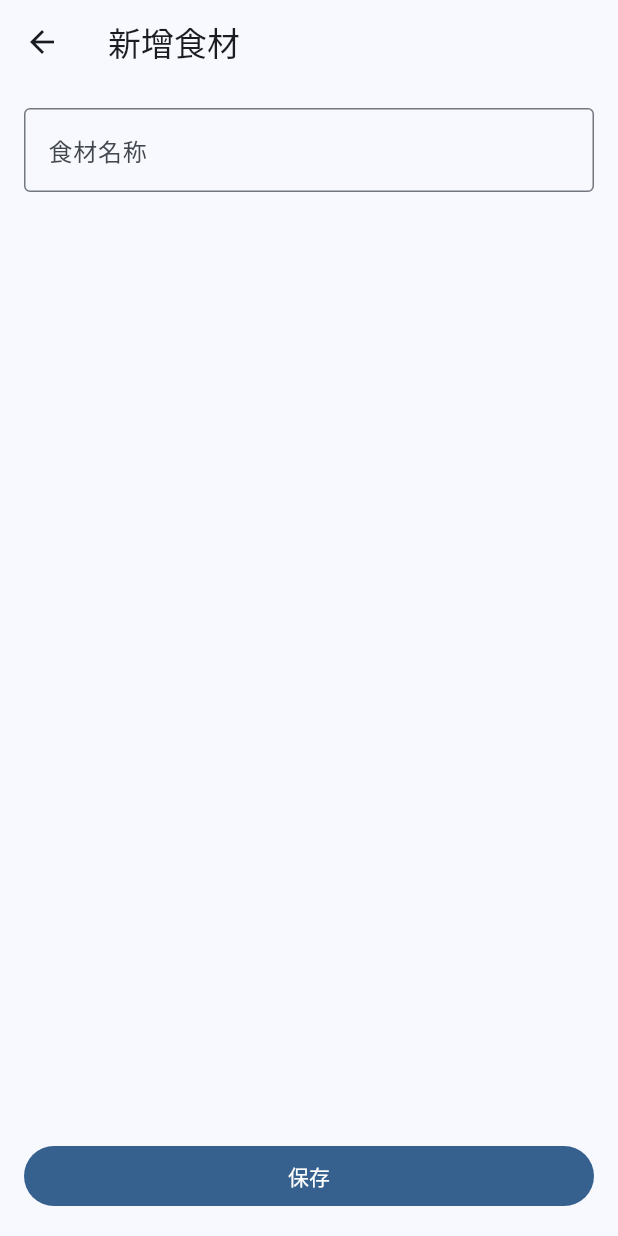
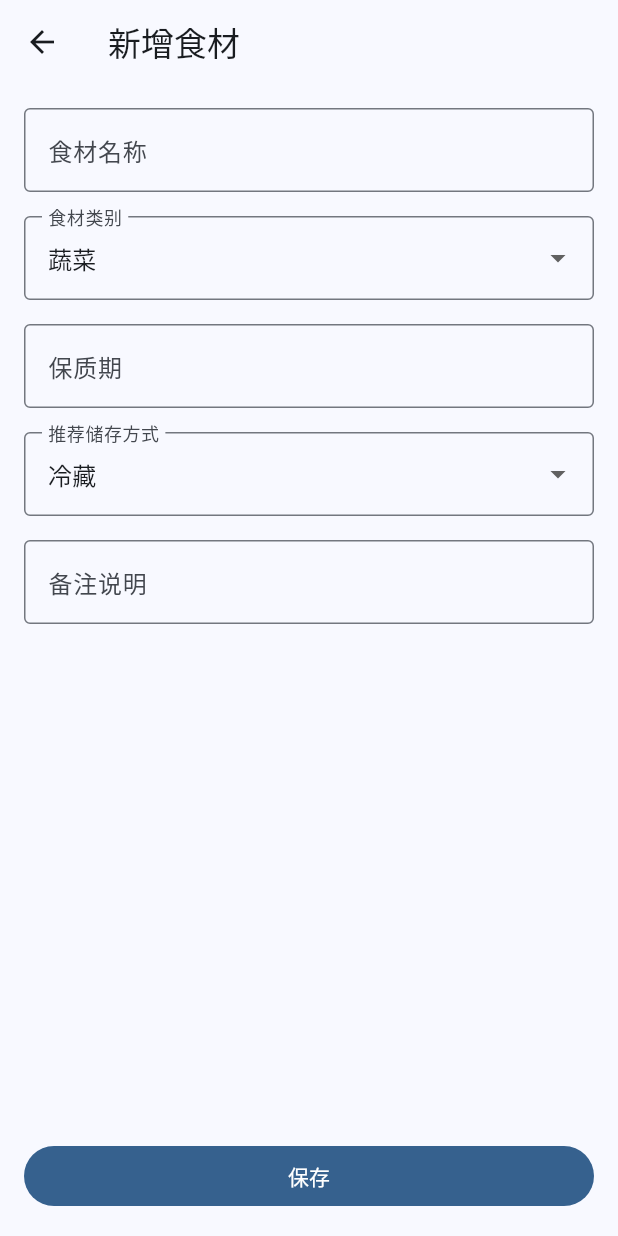
Before and after one commit to VamoBao/cook_random, a Flutter app: the IngredientDetail screen opened directly, on a phone screen of 412 x 824 dp. Run offline on Flutter 3.47's test engine with Material 3 defaults, Android fonts, the phone set to English and light mode, and no system bars; our stand-ins replace sqflite; accounts and stored records are empty.

Commit message:
feat:新增食材相关页面

```diff
--- a/lib/common/Global.dart
+++ b/lib/common/Global.dart
@@ -35,8 +35,8 @@ class Global {
   ///初始化食材数据库
   static _ingredientsInit() async {
     var databasePath = await getDatabasesPath();
-    String dbvPath = p.join(databasePath, 'vegetable.db');
-    await deleteDatabase(dbvPath);
+    // String dbvPath = p.join(databasePath, 'vegetable.db');
+    // await deleteDatabase(dbvPath);
     String dbPath = p.join(databasePath, 'ingredients.db');
     ingredientsDatabase = await openDatabase(
       dbPath,
@@ -61,7 +61,6 @@ class Global {
   static _inventoryInit() async {
     var databasePath = await getDatabasesPath();
     String dbPath = p.join(databasePath, 'inventory.db');
-    await deleteDatabase(dbPath);
     inventoryDatabase = await openDatabase(
       dbPath,
       version: 1,
--- a/lib/model/Ingredient.dart
+++ b/lib/model/Ingredient.dart
@@ -1,26 +1,34 @@
 enum IngredientType {
   ///蔬菜
-  vegetable,
+  vegetable('蔬菜'),
 
   ///调味品
-  condiment,
+  condiment('调味品'),
 
   ///肉类
-  meat,
+  meat('肉类'),
 
   ///水果
-  fruit,
+  fruit('水果');
+
+  final String label;
+
+  const IngredientType(this.label);
 }
 
 enum StorageWay {
   ///冷藏
-  refrigerate,
+  refrigerate('冷藏'),
 
   ///冷冻
-  freezing,
+  freezing('冷冻'),
 
   ///常温储存
-  normal,
+  normal('常温保存');
+
+  final String label;
+
+  const StorageWay(this.label);
 }
 
 class Ingredient {
--- a/lib/pages/ingredients/ingredient_detail.dart
+++ b/lib/pages/ingredients/ingredient_detail.dart
@@ -1,5 +1,6 @@
 import 'package:cook_random/model/Ingredient.dart';
 import 'package:flutter/material.dart';
+import 'package:flutter/services.dart';
 
 class IngredientDetail extends StatefulWidget {
   const IngredientDetail({this.ingredient, super.key});
@@ -13,6 +14,10 @@ class IngredientDetail extends StatefulWidget {
 class _IngredientDetailState extends State<IngredientDetail> {
   final GlobalKey _form = GlobalKey<FormState>();
   final TextEditingController _nameController = TextEditingController();
+  final TextEditingController _shelfLifeController = TextEditingController();
+  final TextEditingController _remarkController = TextEditingController();
+  IngredientType _type = IngredientType.vegetable;
+  StorageWay _way = StorageWay.refrigerate;
 
   @override
   void initState() {
@@ -32,11 +37,12 @@ class _IngredientDetailState extends State<IngredientDetail> {
         key: _form,
         autovalidateMode: AutovalidateMode.onUserInteraction,
         child: Padding(
-          padding: EdgeInsets.all(16.0),
+          padding: const EdgeInsets.all(16.0),
           child: Column(
             children: [
               Expanded(
                 flex: 1,
+                child: SingleChildScrollView(
                   child: Column(
                     children: [
                       TextFormField(
@@ -46,8 +52,73 @@ class _IngredientDetailState extends State<IngredientDetail> {
                           hintText: '请输入食材名称',
                         ),
                         validator: (v) => v!.trim().isEmpty ? '食材名称不能为空' : null,
-                    )
+                      ),
+                      const SizedBox(height: 16.0),
+                      DropdownButtonFormField(
+                        value: _type,
+                        items: IngredientType.values
+                            .map((e) => DropdownMenuItem(
+                                value: e, child: Text(e.label)))
+                            .toList(),
+                        onChanged: (v) {
+                          setState(() {
+                            _type = v!;
+                          });
+                        },
+                        decoration: const InputDecoration(
+                          label: Text('食材类别'),
+                          hintText: '请选择食材类别',
+                        ),
+                      ),
+                      const SizedBox(height: 16.0),
+                      TextFormField(
+                        controller: _shelfLifeController,
+                        keyboardType: TextInputType.number,
+                        inputFormatters: [
+                          FilteringTextInputFormatter.digitsOnly
                         ],
+                        decoration: const InputDecoration(
+                          label: Text('保质期'),
+                          hintText: '请输入保质期',
+                        ),
+                        validator: (v) {
+                          int? value = int.tryParse(v!.trim());
+                          if (value != null) {
+                            return value > 0 ? null : '请输入正确的保质期天数';
+                          } else {
+                            return '必须输入整数';
+                          }
+                        },
+                      ),
+                      const SizedBox(height: 16.0),
+                      DropdownButtonFormField(
+                        value: _way,
+                        items: StorageWay.values
+                            .map((e) => DropdownMenuItem(
+                                value: e, child: Text(e.label)))
+                            .toList(),
+                        onChanged: (v) {
+                          setState(() {
+                            _way = v!;
+                          });
+                        },
+                        decoration: const InputDecoration(
+                          label: Text('推荐储存方式'),
+                          hintText: '请选择推荐保存方式',
+                        ),
+                      ),
+                      const SizedBox(height: 16.0),
+                      TextFormField(
+                        controller: _remarkController,
+                        minLines: 1,
+                        maxLines: 4,
+                        decoration: const InputDecoration(
+                          label: Text('备注说明'),
+                          hintText: '备注内容',
+                        ),
+                      ),
+                    ],
+                  ),
                 ),
               ),
               Container(
--- a/lib/pages/menu/menu_detail.dart
+++ b/lib/pages/menu/menu_detail.dart
@@ -47,6 +47,7 @@ class _MenuDetailState extends State<MenuDetail> {
             children: [
               Expanded(
                 flex: 1,
+                child: SingleChildScrollView(
                   child: Column(
                     children: [
                       TextFormField(
@@ -77,7 +78,8 @@ class _MenuDetailState extends State<MenuDetail> {
                       SwitchListTile(
                         value: _isMain,
                         title: const Text('是否主菜'),
-                      contentPadding: const EdgeInsets.only(left: 0, right: 0),
+                        contentPadding:
+                            const EdgeInsets.only(left: 0, right: 0),
                         onChanged: (v) {
                           setState(() {
                             _isMain = v;
@@ -95,6 +97,7 @@ class _MenuDetailState extends State<MenuDetail> {
                         ),
                       ),
                     ],
+                  ),
                 ),
               ),
               Container(
```
Lines whose indentation alone changed are shown as unchanged.
